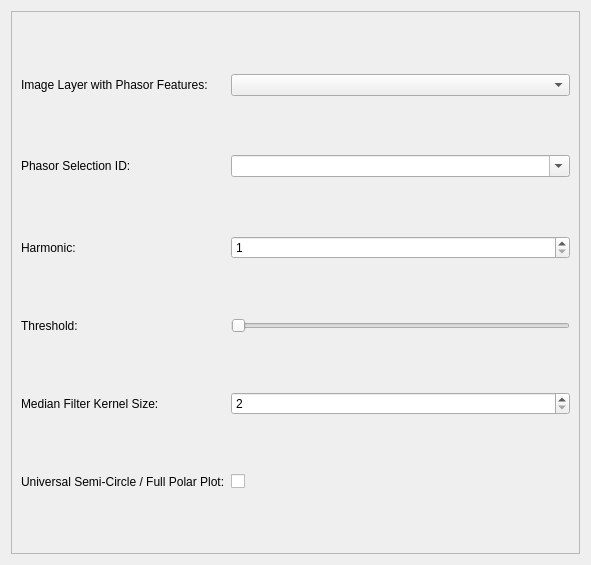
First picture: the form in src/napari_phasors/ui/plotter_inputs_widget.ui, repository napari-phasors/napari-phasors, before the edit.
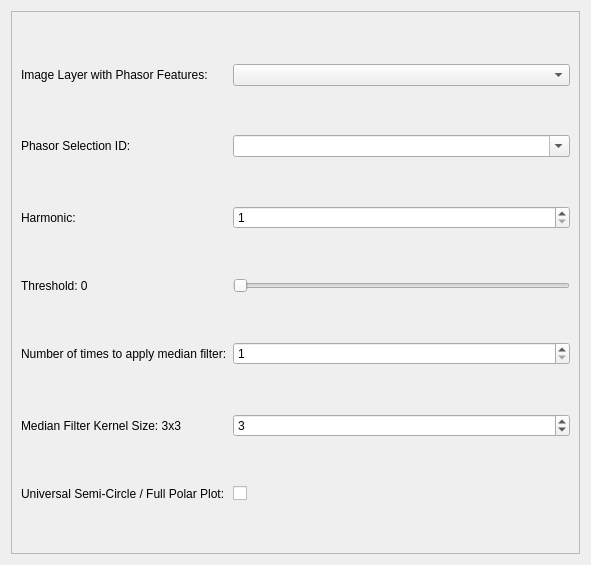
Second picture: the form after the edit.

Commit message: Add columns for original G and S. Add threshold and filtering implementation.

```diff
--- a/src/napari_phasors/ui/plotter_inputs_widget.ui
+++ b/src/napari_phasors/ui/plotter_inputs_widget.ui
@@ -13,8 +13,8 @@
   <property name="windowTitle">
    <string>Form</string>
   </property>
-  <layout class="QVBoxLayout" name="verticalLayout">
-   <item>
+  <layout class="QGridLayout" name="gridLayout_2">
+   <item row="0" column="0">
     <widget class="QScrollArea" name="scrollArea">
      <property name="minimumSize">
       <size>
@@ -30,32 +30,11 @@
        <rect>
         <x>0</x>
         <y>0</y>
-        <width>571</width>
-        <height>545</height>
+        <width>565</width>
+        <height>539</height>
        </rect>
       </property>
       <layout class="QGridLayout" name="gridLayout">
-       <item row="2" column="1">
-        <widget class="QSpinBox" name="harmonic_spinbox">
-         <property name="minimum">
-          <number>1</number>
-         </property>
-        </widget>
-       </item>
-       <item row="1" column="1">
-        <widget class="QComboBox" name="phasor_selection_id_combobox">
-         <property name="editable">
-          <bool>true</bool>
-         </property>
-        </widget>
-       </item>
-       <item row="2" column="0">
-        <widget class="QLabel" name="label">
-         <property name="text">
-          <string>Harmonic:</string>
-         </property>
-        </widget>
-       </item>
        <item row="0" column="0">
         <widget class="QLabel" name="label_6">
          <property name="text">
@@ -66,20 +45,6 @@
        <item row="0" column="1">
         <widget class="QComboBox" name="image_layer_with_phasor_features_combobox"/>
        </item>
-       <item row="3" column="0">
-        <widget class="QLabel" name="label_3">
-         <property name="text">
-          <string>Threshold:</string>
-         </property>
-        </widget>
-       </item>
-       <item row="4" column="0">
-        <widget class="QLabel" name="label_4">
-         <property name="text">
-          <string>Median Filter Kernel Size:</string>
-         </property>
-        </widget>
-       </item>
        <item row="1" column="0">
         <widget class="QLabel" name="label_2">
          <property name="text">
@@ -87,21 +52,69 @@
          </property>
         </widget>
        </item>
+       <item row="4" column="0">
+        <widget class="QLabel" name="label_7">
+         <property name="text">
+          <string>Number of times to apply median filter:</string>
+         </property>
+        </widget>
+       </item>
        <item row="3" column="1">
         <widget class="QSlider" name="threshold_slider">
+         <property name="maximum">
+          <number>200</number>
+         </property>
          <property name="orientation">
           <enum>Qt::Horizontal</enum>
          </property>
         </widget>
        </item>
-       <item row="4" column="1">
+       <item row="6" column="0">
+        <widget class="QLabel" name="label_5">
+         <property name="text">
+          <string>Universal Semi-Circle / Full Polar Plot:</string>
+         </property>
+        </widget>
+       </item>
+       <item row="1" column="1">
+        <widget class="QComboBox" name="phasor_selection_id_combobox">
+         <property name="editable">
+          <bool>true</bool>
+         </property>
+        </widget>
+       </item>
+       <item row="2" column="0">
+        <widget class="QLabel" name="label">
+         <property name="text">
+          <string>Harmonic:</string>
+         </property>
+        </widget>
+       </item>
+       <item row="2" column="1">
+        <widget class="QSpinBox" name="harmonic_spinbox">
+         <property name="minimum">
+          <number>1</number>
+         </property>
+        </widget>
+       </item>
+       <item row="5" column="1">
         <widget class="QSpinBox" name="median_filter_spinbox">
          <property name="minimum">
           <number>2</number>
          </property>
+         <property name="value">
+          <number>3</number>
+         </property>
         </widget>
        </item>
-       <item row="5" column="1">
+       <item row="3" column="0">
+        <widget class="QLabel" name="label_3">
+         <property name="text">
+          <string>Threshold: 0</string>
+         </property>
+        </widget>
+       </item>
+       <item row="6" column="1">
         <widget class="QCheckBox" name="semi_circle_checkbox">
          <property name="text">
           <string/>
@@ -109,9 +122,19 @@
         </widget>
        </item>
        <item row="5" column="0">
-        <widget class="QLabel" name="label_5">
+        <widget class="QLabel" name="label_4">
          <property name="text">
-          <string>Universal Semi-Circle / Full Polar Plot:</string>
+          <string>Median Filter Kernel Size: 3x3</string>
+         </property>
+        </widget>
+       </item>
+       <item row="4" column="1">
+        <widget class="QSpinBox" name="median_filter_repetition_spinbox">
+         <property name="minimum">
+          <number>1</number>
+         </property>
+         <property name="value">
+          <number>1</number>
          </property>
         </widget>
        </item>
```
The commit also changes 6 other files.
